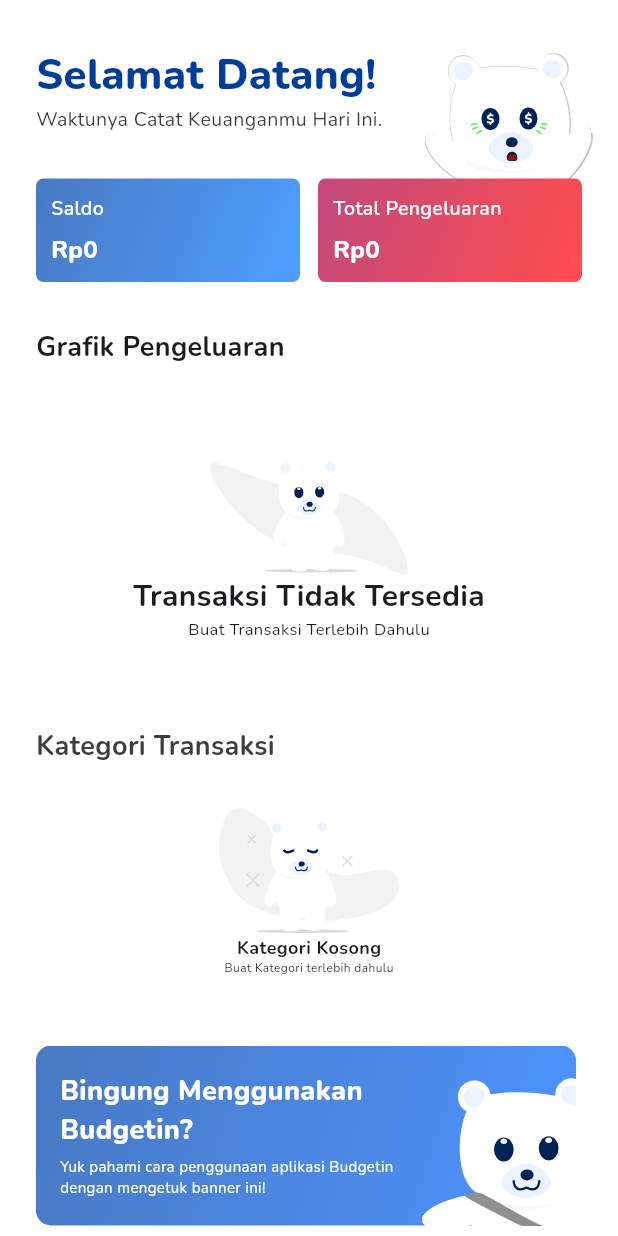
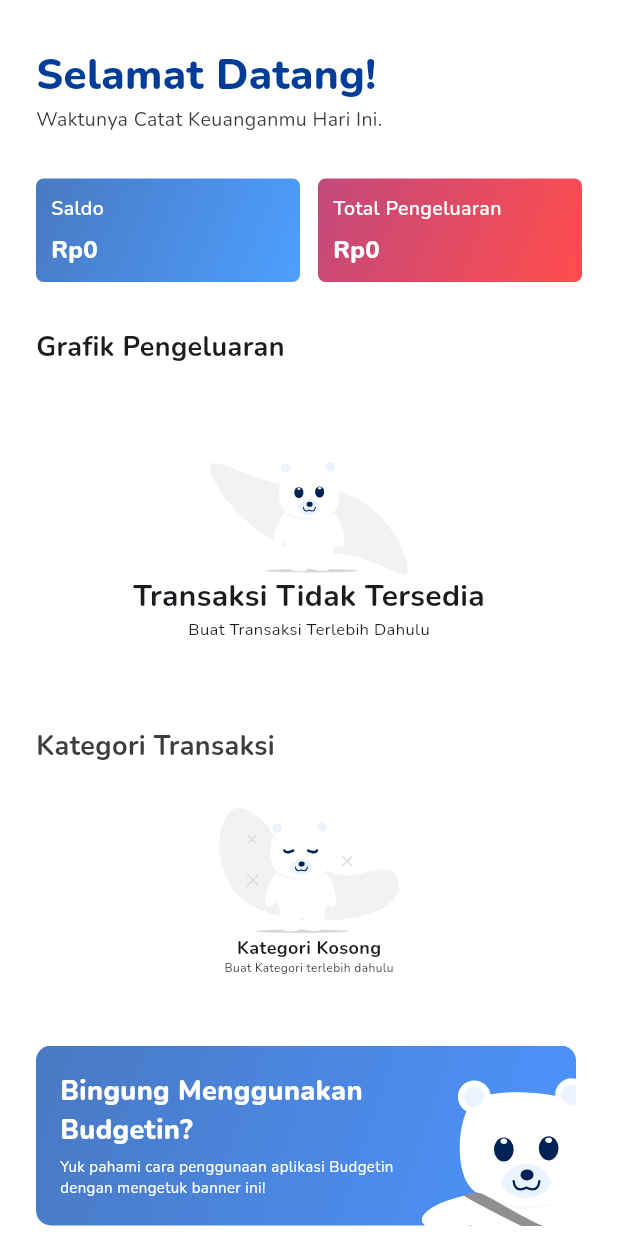
Before and after one commit to Reza1290/budgetin-app, a Flutter app: the HomePage screen opened directly, on a phone screen of 412 x 824 dp. Run offline on Flutter 3.47's test engine with Material 3 defaults, Android fonts, the phone set to English and light mode, and no system bars; our stand-ins replace calendar_date_picker2, csv, device_info_plus, dio, drift, dropdown_button2 and 11 more; missing offline and left inert: dart:ffi, syncfusion_flutter_xlsio; accounts and stored records are empty; generated files the repository leaves out were written again; statements that could not run were skipped; project files that could hold a hidden picture were left out.

Commit message:
fix conflict

```diff
--- a/lib/screens/riwayat_transaksi_page.dart
+++ b/lib/screens/riwayat_transaksi_page.dart
@@ -1,6 +1,5 @@
 import 'dart:async';
 import 'package:budgetin/main.dart';
-import 'package:budgetin/models/database.dart';
 import 'package:budgetin/models/transaction_with_category.dart';
 import 'package:budgetin/providers/date_formatter.dart';
 import 'package:budgetin/screens/detail_transaksi_sheet.dart';
@@ -34,6 +33,7 @@ class _RiwayatTransaksiPageState extends State<RiwayatTransaksiPage> {
 
   final TextEditingController searchController = TextEditingController();
   final FocusNode _focusNode = FocusNode();
+
   bool isVisible = true;
   bool isToggleSearch = true;
   int selectedMonth = DateTime.now().month;
--- a/lib/widgets/homepage/saldo_section.dart
+++ b/lib/widgets/homepage/saldo_section.dart
@@ -28,16 +28,7 @@ class _SaldoSectionState extends State<SaldoSection> {
 
   @override
   Widget build(BuildContext context) {
-    return Stack(
-      clipBehavior: Clip.none,
-      children: [
-        Positioned(
-          height: 170,
-          top: -100,
-          right: -50,
-          child: svg,
-        ),
-        Row(
+    return Row(
       mainAxisAlignment: MainAxisAlignment.spaceBetween,
       children: [
         Expanded(
@@ -128,8 +119,6 @@ class _SaldoSectionState extends State<SaldoSection> {
           ),
         )
       ],
-        ),
-      ],
     );
   }
 }
```
Also changed, not shown: lib/screens/on_boarding.dart (+19 -19 lines), lib/screens/statistic_screen.dart (+4 -4 lines). Lines whose indentation alone changed are shown as unchanged.
